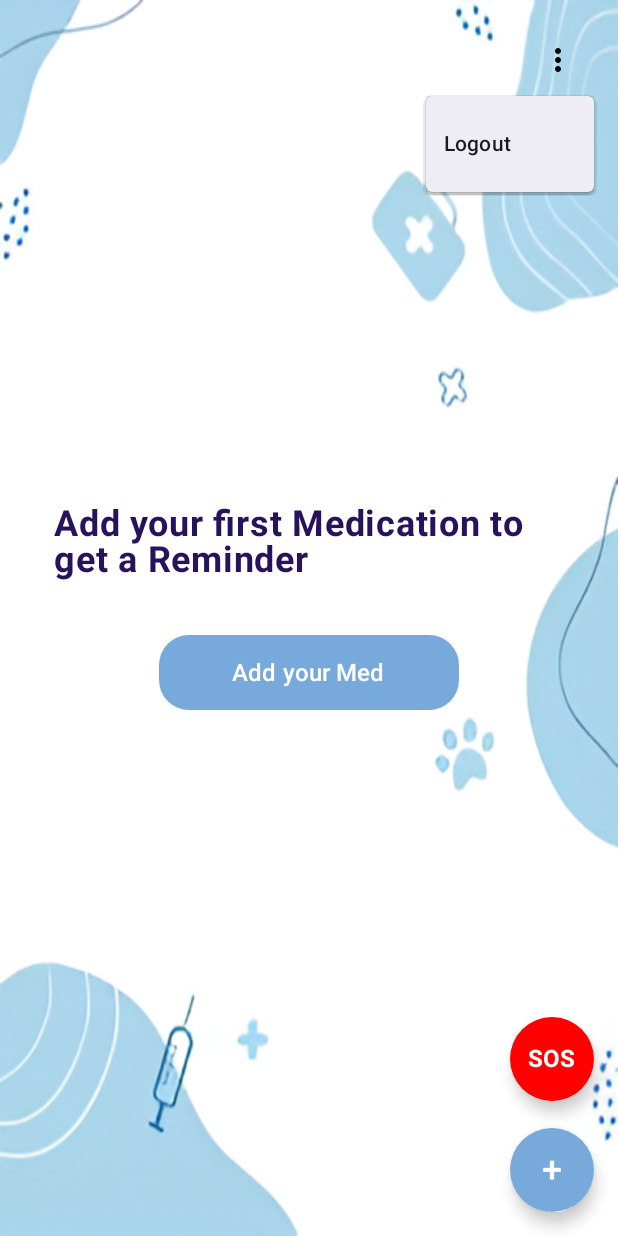
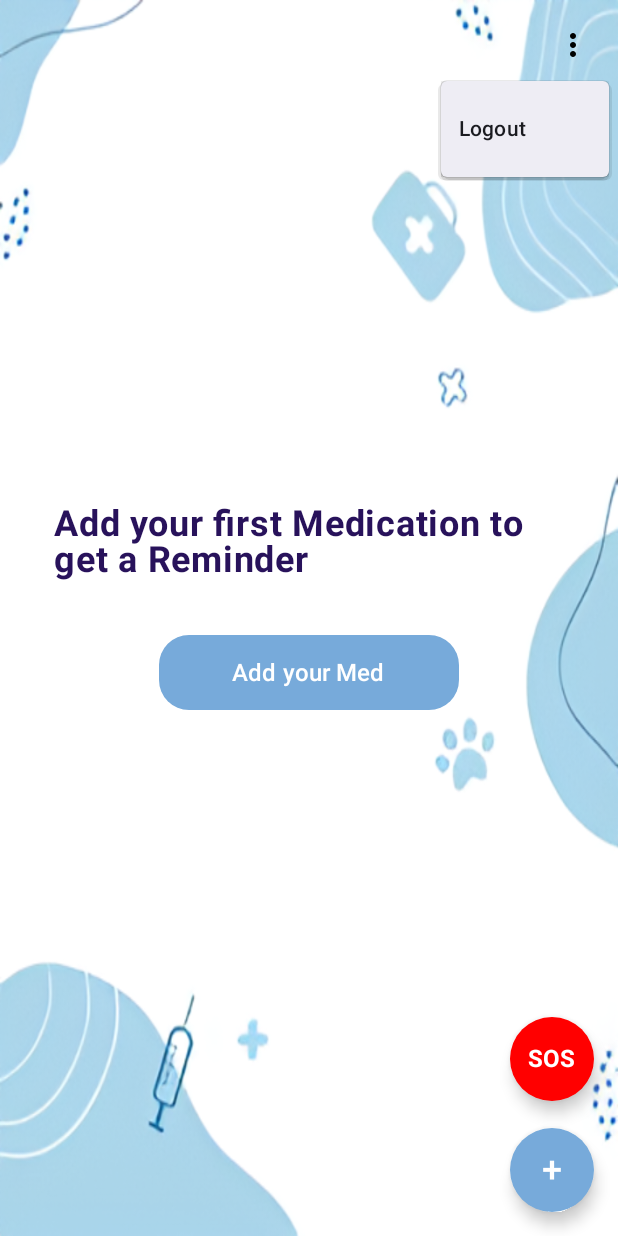
Before and after one commit to abdo1salah/medical_reiminder, an Android app built with Jetpack Compose: the MainScreen screen opened through its navigation route, after a tap on "Menu", on a phone screen of 412 x 824 dp. Run offline under Robolectric (Android 15) with nearby library versions, the phone set to English and light mode, and no system bars; our stand-ins replace Firebase (no records; nobody signed in at launch, a user with empty details on screens opened directly), Room's generated code; libraries missing offline, so code that uses them is left out: com.google.mlkit.vision.

Commit message:
new logout button placement

```diff
--- a/app/src/main/java/com/example/medicalreiminder/presentation/MainScreen.kt
+++ b/app/src/main/java/com/example/medicalreiminder/presentation/MainScreen.kt
@@ -53,6 +53,7 @@ import androidx.compose.runtime.remember
 import androidx.compose.runtime.mutableStateOf
 import androidx.compose.runtime.getValue
 import androidx.compose.runtime.setValue
+import androidx.compose.runtime.saveable.rememberSaveable
 import androidx.compose.material3.Scaffold
 
 
@@ -70,7 +71,7 @@ fun MainScreen(
     val medications = ReminderViewModel.reminders.collectAsState(emptyList()).value.toMutableList()
     val context = LocalContext.current
 
-    var menuExpanded by remember { mutableStateOf(false) }
+    var menuExpanded by rememberSaveable { mutableStateOf(false) }
 
     val requestPermissionLauncher =
         rememberLauncherForActivityResult(
@@ -97,7 +98,7 @@ fun MainScreen(
         Box(
             modifier = Modifier
                 .align(Alignment.TopEnd)
-                .padding(16.dp)
+                .padding(6.dp)
         ) {
             IconButton(onClick = { menuExpanded = true }) {
                 Icon(Icons.Default.MoreVert, contentDescription = "Menu", tint = Color.Black)
@@ -146,7 +147,7 @@ fun MainScreen(
                 }
             }
         } else {
-            LazyColumn(modifier = Modifier.padding(5.dp)) {
+            LazyColumn(modifier = Modifier.padding(top=40.dp)) {
                 items(medications) { med ->
                     RemiderCard(
                         reminder = med,
```
